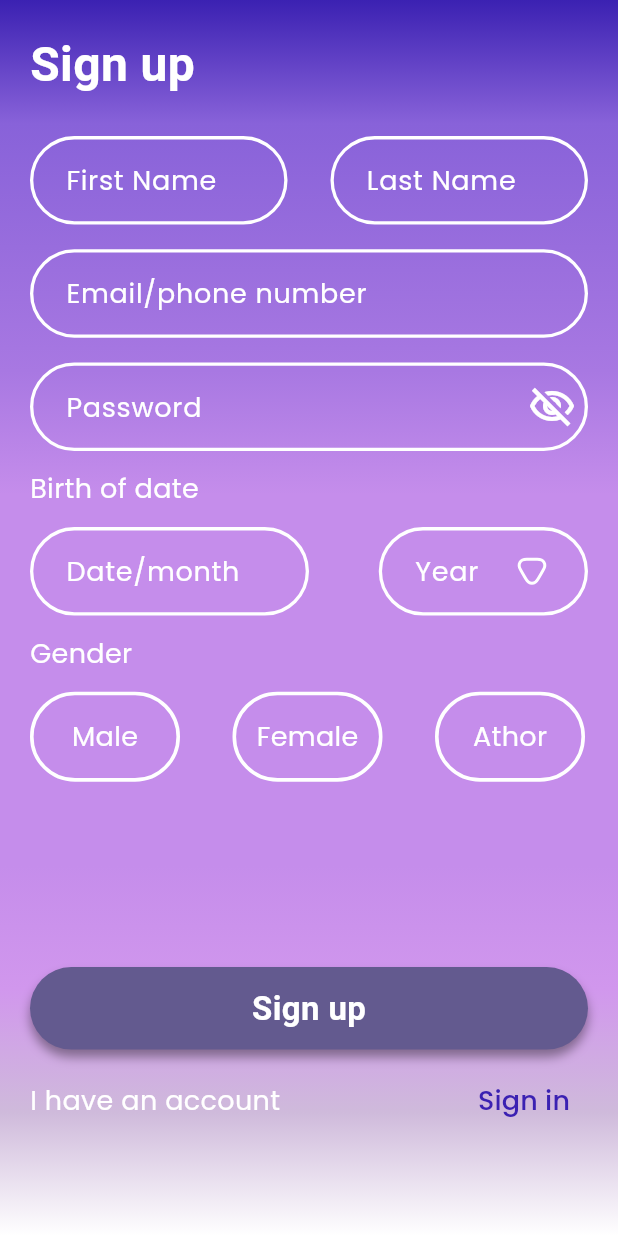
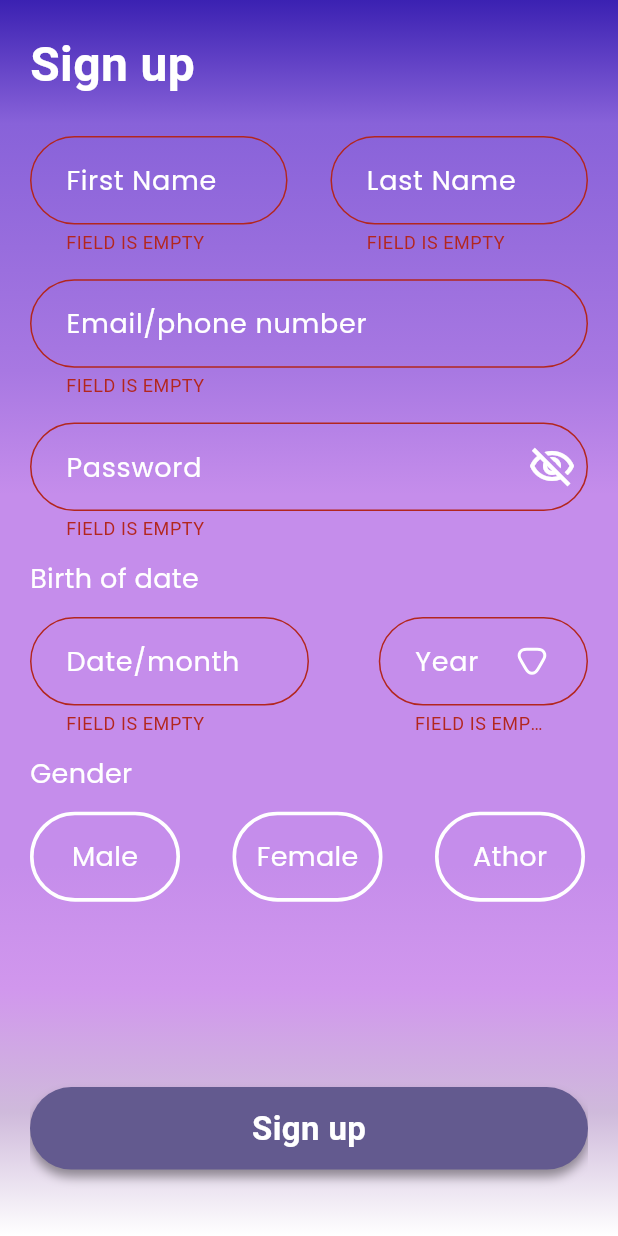
Before and after one commit to amgadelmarghny/social_media_app, a Flutter app: the RegisterView screen opened by its route, after a tap on "Sign up", on a phone screen of 412 x 824 dp. Run offline on Flutter 3.47's test engine with Material 3 defaults, Android fonts, the phone set to English and light mode, and no system bars; our stand-ins replace bloc, firebase_auth, firebase_core, flutter_bloc, flutter_svg, google_fonts and 1 more; accounts and stored records are empty.

Commit message:
finish text field 's register view validation

```diff
--- a/lib/modules/reqister/register_view_body.dart
+++ b/lib/modules/reqister/register_view_body.dart
@@ -1,29 +1,38 @@
 import 'package:flutter/material.dart';
+
+import 'package:flutter_bloc/flutter_bloc.dart';
 import 'package:flutter_svg/flutter_svg.dart';
 import 'package:social_media_app/modules/login/login_view.dart';
+import 'package:social_media_app/shared/bloc/register_cubit/register_cubit.dart';
 import 'package:social_media_app/shared/components/custom_button.dart';
 import 'package:social_media_app/shared/components/gender_icon_list.dart';
 import 'package:social_media_app/shared/components/textformfield.dart';
 import 'package:social_media_app/shared/style/fonts/font_style.dart';
 import '../../shared/components/year_picker.dart';
 
-class RegisterViewBody extends StatefulWidget {
+class RegisterViewBody extends StatelessWidget {
   const RegisterViewBody({super.key});
 
-  @override
-  State<RegisterViewBody> createState() => _RegisterViewBodyState();
-}
-
-class _RegisterViewBodyState extends State<RegisterViewBody> {
-  bool isObscure = true;
   @override
   Widget build(BuildContext context) {
     double h = MediaQuery.sizeOf(context).height;
     TextEditingController yearController = TextEditingController();
+    TextEditingController firstNameController = TextEditingController();
+    TextEditingController lastNameController = TextEditingController();
+    TextEditingController emailController = TextEditingController();
+    TextEditingController passwordController = TextEditingController();
+    TextEditingController dateAndMonthController = TextEditingController();
+
     return SafeArea(
       child: Padding(
         padding: const EdgeInsets.symmetric(horizontal: 20, vertical: 20),
-        child: SingleChildScrollView(
+        child: BlocBuilder<RegisterCubit, RegisterState>(
+          builder: (context, state) {
+            return SingleChildScrollView(
+              child: Form(
+                key: BlocProvider.of<RegisterCubit>(context).formKey,
+                autovalidateMode:
+                    BlocProvider.of<RegisterCubit>(context).autovalidateMode,
                 child: Column(
                   crossAxisAlignment: CrossAxisAlignment.start,
                   children: [
@@ -34,16 +43,17 @@ class _RegisterViewBodyState extends State<RegisterViewBody> {
                     SizedBox(
                       height: h * 0.03,
                     ),
-              const Row(
+                    Row(
                       children: [
                         Expanded(
                           flex: 6,
                           child: CustomTextField(
                             hintText: 'First Name',
+                            controller: firstNameController,
                             textInputType: TextInputType.name,
                           ),
                         ),
-                  Spacer(
+                        const Spacer(
                           flex: 1,
                         ),
                         Expanded(
@@ -51,6 +61,7 @@ class _RegisterViewBodyState extends State<RegisterViewBody> {
                           child: CustomTextField(
                             hintText: 'Last Name',
                             textInputType: TextInputType.name,
+                            controller: lastNameController,
                           ),
                         ),
                       ],
@@ -58,9 +69,10 @@ class _RegisterViewBodyState extends State<RegisterViewBody> {
                     SizedBox(
                       height: h * 0.02,
                     ),
-              const CustomTextField(
+                    CustomTextField(
                       hintText: 'Email/phone number',
                       textInputType: TextInputType.emailAddress,
+                      controller: emailController,
                     ),
                     SizedBox(
                       height: h * 0.02,
@@ -68,16 +80,16 @@ class _RegisterViewBodyState extends State<RegisterViewBody> {
                     CustomTextField(
                       hintText: 'Password',
                       textInputType: TextInputType.visiblePassword,
-                obscureText: isObscure,
+                      obscureText:
+                          BlocProvider.of<RegisterCubit>(context).isObscure,
+                      controller: passwordController,
                       suffixIcon: IconButton(
                         onPressed: () {
-                    isObscure = !isObscure;
-                    setState(() {});
+                          BlocProvider.of<RegisterCubit>(context)
+                              .changeTextFieldObscure();
                         },
                         icon: Icon(
-                    isObscure
-                        ? Icons.visibility_off_outlined
-                        : Icons.visibility_outlined,
+                          BlocProvider.of<RegisterCubit>(context).eyeIcon,
                           size: 32,
                           color: Colors.white,
                         ),
@@ -95,11 +107,12 @@ class _RegisterViewBodyState extends State<RegisterViewBody> {
                     ),
                     Row(
                       children: [
-                  const Expanded(
+                        Expanded(
                           flex: 4,
                           child: CustomTextField(
                             hintText: 'Date/month',
                             textInputType: TextInputType.datetime,
+                            controller: dateAndMonthController,
                           ),
                         ),
                         const Spacer(
@@ -112,7 +125,8 @@ class _RegisterViewBodyState extends State<RegisterViewBody> {
                             controller: yearController,
                             textInputType: TextInputType.datetime,
                             onTap: () async {
-                        String? selectedYear = await pickYear(context: context);
+                              String? selectedYear =
+                                  await pickYear(context: context);
                               if (selectedYear != null) {
                                 yearController.text = selectedYear;
                               }
@@ -142,7 +156,27 @@ class _RegisterViewBodyState extends State<RegisterViewBody> {
                     SizedBox(
                       height: h * 0.15,
                     ),
-              CustomButton(text: 'Sign up', onTap: () {}),
+                    Column(
+                      children: [
+                        CustomButton(
+                          text: 'Sign up',
+                          onTap: () {
+                            if (BlocProvider.of<RegisterCubit>(context)
+                                .formKey
+                                .currentState!
+                                .validate()) {
+                              BlocProvider.of<RegisterCubit>(context)
+                                  .userRegister(
+                                email: emailController.text,
+                                password: emailController.text,
+                              );
+                            } else {
+                              BlocProvider.of<RegisterCubit>(context)
+                                  .noticeTextFormFieldValidation();
+                            }
+                          },
+                          isLoading: state is RegisterLoadingState,
+                        ),
                         SizedBox(
                           height: h * 0.0125,
                         ),
@@ -156,8 +190,8 @@ class _RegisterViewBodyState extends State<RegisterViewBody> {
                             const Spacer(),
                             TextButton(
                               onPressed: () {
-                      Navigator.pushNamedAndRemoveUntil(
-                          context, LoginView.routeViewName, (route) => false);
+                                Navigator.pushNamedAndRemoveUntil(context,
+                                    LoginView.routeViewName, (route) => false);
                               },
                               child: Text(
                                 'Sign in',
@@ -167,9 +201,14 @@ class _RegisterViewBodyState extends State<RegisterViewBody> {
                               ),
                             ),
                           ],
+                        ),
+                      ],
                     )
                   ],
                 ),
+              ),
+            );
+          },
         ),
       ),
     );
--- a/lib/modules/reqister/reqister_view.dart
+++ b/lib/modules/reqister/reqister_view.dart
@@ -1,5 +1,7 @@
 import 'package:flutter/material.dart';
+import 'package:flutter_bloc/flutter_bloc.dart';
 import 'package:social_media_app/modules/reqister/register_view_body.dart';
+import 'package:social_media_app/shared/bloc/register_cubit/register_cubit.dart';
 import 'package:social_media_app/shared/style/theme/theme.dart';
 
 class RegisterView extends StatelessWidget {
@@ -8,11 +10,14 @@ class RegisterView extends StatelessWidget {
 
   @override
   Widget build(BuildContext context) {
-    return Container(
-      decoration: themeColor(),
-      child: const Scaffold(
-        backgroundColor: Colors.transparent,
-        body: RegisterViewBody(),
+    return BlocProvider(
+      create: (context) => RegisterCubit(),
+      child: Container(
+        decoration: themeColor(),
+        child: const Scaffold(
+          backgroundColor: Colors.transparent,
+          body: RegisterViewBody(),
+        ),
       ),
     );
   }
--- a/lib/shared/bloc/register_cubit/register_cubit.dart
+++ b/lib/shared/bloc/register_cubit/register_cubit.dart
@@ -1,21 +1,45 @@
 import 'package:bloc/bloc.dart';
 import 'package:firebase_auth/firebase_auth.dart';
+import 'package:flutter/material.dart';
 
 part 'register_state.dart';
 
 class RegisterCubit extends Cubit<RegisterState> {
   RegisterCubit() : super(RegisterInitial());
 
-  UserCredential? userCredential;
+  // text field obscure
+  bool isObscure = true;
+  IconData eyeIcon = Icons.visibility_off_outlined;
+
+  void changeTextFieldObscure() {
+    isObscure = !isObscure;
+    eyeIcon =
+        isObscure ? Icons.visibility_off_outlined : Icons.visibility_outlined;
+    emit(TextFieldObscureState());
+  }
+
+  //
+  AutovalidateMode autovalidateMode = AutovalidateMode.disabled;
+  GlobalKey<FormState> formKey = GlobalKey();
+  void noticeTextFormFieldValidation() {
+    autovalidateMode = AutovalidateMode.always;
+    emit(TextFieldValidationState());
+  }
+
+  late UserCredential userCredential;
 
   void userRegister({required String email, required String password}) async {
     emit(RegisterLoadingState());
+    print('loading');
     try {
       userCredential = await FirebaseAuth.instance
           .createUserWithEmailAndPassword(email: email, password: password);
       emit(RegisterLoadingState());
+      print('Success');
     } on Exception catch (error) {
+      print(error.toString());
       emit(RegisterFailureState(errMessage: error.toString()));
+      print('Failure : ${error.toString()}');
     }
   }
 }
--- a/lib/shared/bloc/register_cubit/register_state.dart
+++ b/lib/shared/bloc/register_cubit/register_state.dart
@@ -3,6 +3,10 @@ part of 'register_cubit.dart';
 sealed class RegisterState {}
 
 final class RegisterInitial extends RegisterState {}
+
+final class TextFieldObscureState extends RegisterState {}
+
+final class TextFieldValidationState extends RegisterState {}
 
 final class RegisterLoadingState extends RegisterState {}
 
--- a/lib/shared/components/custom_button.dart
+++ b/lib/shared/components/custom_button.dart
@@ -6,9 +6,11 @@ class CustomButton extends StatelessWidget {
     super.key,
     required this.text,
     required this.onTap,
+    this.isLoading = false,
   });
   final void Function()? onTap;
   final String text;
+  final bool isLoading;
   @override
   Widget build(BuildContext context) {
     return GestureDetector(
@@ -29,10 +31,14 @@ class CustomButton extends StatelessWidget {
           ),
         ),
         child: Center(
-          child: Text(
-            text,
-            style: FontsStyle.font22Blod,
-          ),
+          child: isLoading
+              ? const CircularProgressIndicator(
+                  color: Color(0xff3B21B2),
+                )
+              : Text(
+                  text,
+                  style: FontsStyle.font22Blod,
+                ),
         ),
       ),
     );
```
Lines whose indentation alone changed are shown as unchanged.
